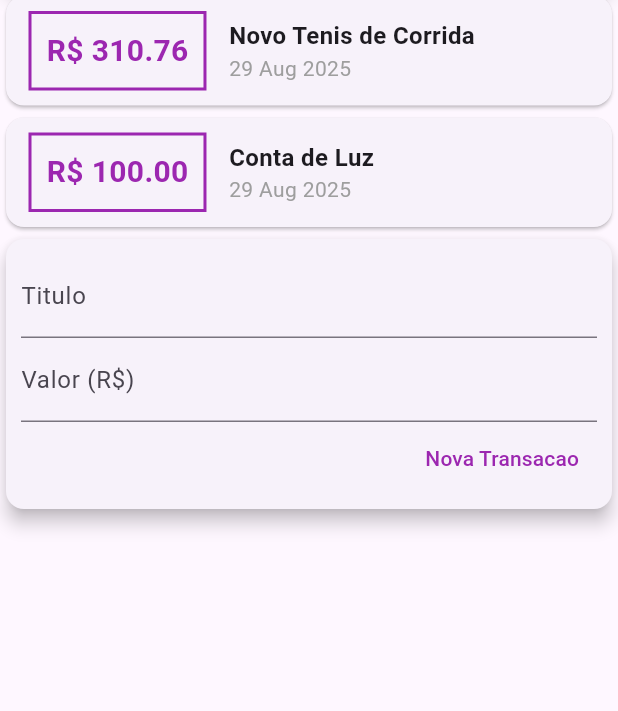
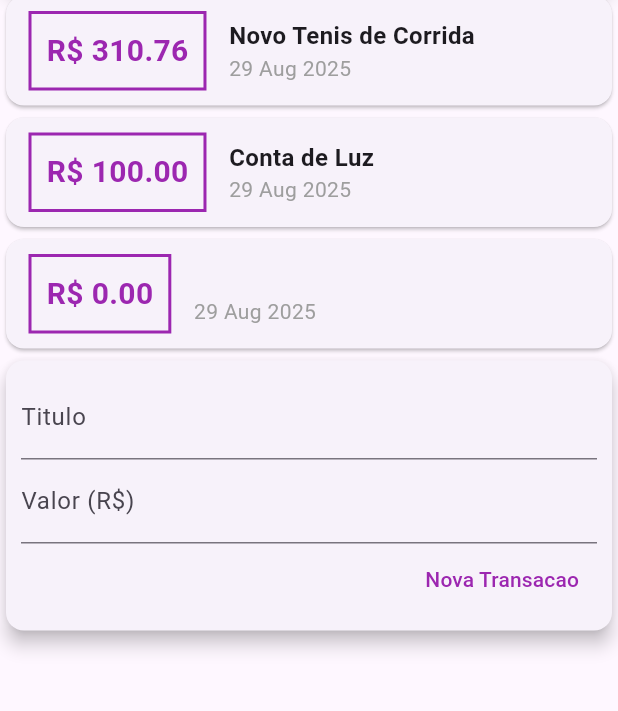
Before and after one commit to DarlanMarangoni/flutter, a Flutter app: the screen it shows after launch, after a tap on "Nova Transacao", on a phone screen of 412 x 824 dp, the part 136-847 px from its top. Run offline on Flutter 3.47's test engine with Material 3 defaults, Android fonts, the phone set to English and light mode, and no system bars; missing offline and left inert: dart:ffi.

Commit message:
104 - Adicionando Transacao

```diff
--- a/expenses/lib/components/transaction_form.dart
+++ b/expenses/lib/components/transaction_form.dart
@@ -1,8 +1,14 @@
+import 'dart:ffi';
+
 import 'package:flutter/material.dart';
 
 class TransactionForm extends StatelessWidget {
   final titleController = TextEditingController();
   final valueController = TextEditingController();
+
+  final void Function(String, double) onSubmit;
+
+  TransactionForm(this.onSubmit);
 
   @override
   Widget build(BuildContext context) {
@@ -28,8 +34,9 @@ class TransactionForm extends StatelessWidget {
                     foregroundColor: WidgetStatePropertyAll(Colors.purple),
                   ),
                   onPressed: () {
-                    print(titleController.text);
-                    print(valueController.text);
+                    final title = titleController.text;
+                    final value = double.tryParse(valueController.text) ?? 0.0;
+                    onSubmit(title, value);
                   },
                   child: Text('Nova Transacao'),
                 ),
--- a/expenses/lib/components/transaction_user.dart
+++ b/expenses/lib/components/transaction_user.dart
@@ -1,3 +1,5 @@
+import 'dart:math';
+
 import 'package:expenses/components/transaction_form.dart';
 import 'package:expenses/components/transaction_list.dart';
 import 'package:expenses/models/transaction.dart';
@@ -26,12 +28,24 @@ class _TransactionUserState extends State<TransactionUser> {
     ),
   ];
 
+  _addTransaction(String title, double value) {
+    final newTransaction = Transaction(
+      id: Random().nextDouble().toString(),
+      title: title,
+      value: value,
+      date: DateTime.now(),
+    );
+    setState(() {
+      _transaction.add(newTransaction);
+    });
+  }
+
   @override
   Widget build(BuildContext context) {
     return Column(
       children: [
         TransactionList(transactions: _transaction),
-        TransactionForm(),
+        TransactionForm(_addTransaction),
       ],
     );
   }
--- a/expenses/lib/main.dart
+++ b/expenses/lib/main.dart
@@ -1,9 +1,5 @@
-import 'package:expenses/components/transaction_form.dart';
-import 'package:expenses/components/transaction_list.dart';
 import 'package:expenses/components/transaction_user.dart';
-import 'package:expenses/models/transaction.dart';
 import 'package:flutter/material.dart';
-import 'package:intl/intl.dart';
 
 main() => runApp(ExpensesApp());
 
```
